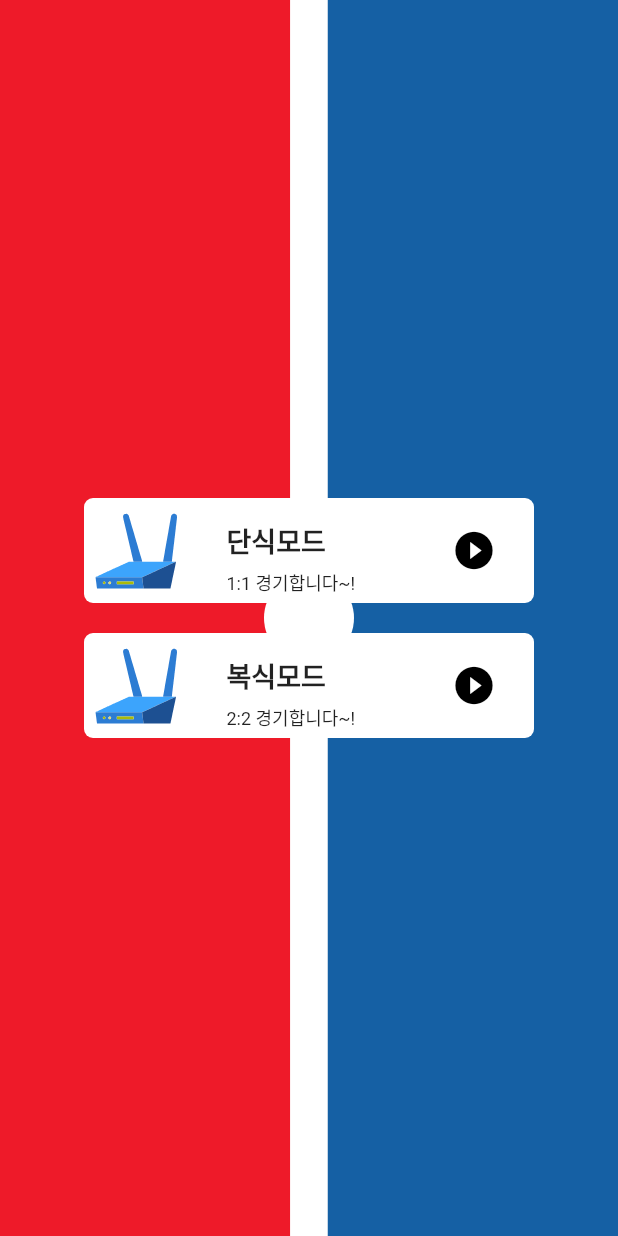
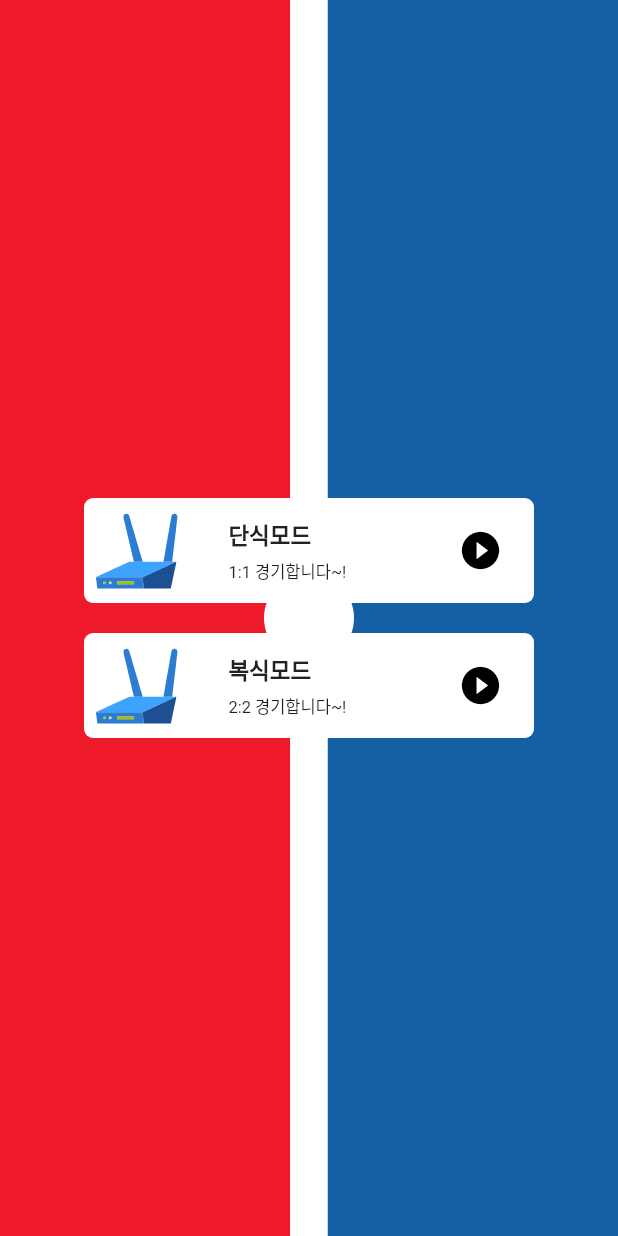
Before and after one commit to TransparentDeveloper/shuttlescore_v2_frontend, a Flutter app: the MatchSettingsScreen screen opened directly, on a phone screen of 412 x 824 dp. Run offline on Flutter 3.47's test engine with Material 2 defaults, Android fonts, the phone set to English and light mode, and no system bars; our stand-ins replace flutter_svg.

Commit message:
CustomButton수정

```diff
--- a/lib/components/custom_button.dart
+++ b/lib/components/custom_button.dart
@@ -39,15 +39,13 @@ class CustomButton extends StatelessWidget {
               flex: 2,
               fit: FlexFit.tight,
               child: Column(
+                mainAxisAlignment: MainAxisAlignment.center,
                 crossAxisAlignment: CrossAxisAlignment.start,
                 children: [
-                  const SizedBox(
-                    height: 15,
-                  ),
                   Text(
                     title,
                     style: const TextStyle(
-                        fontSize: 18, fontWeight: FontWeight.w900),
+                        fontSize: 15, fontWeight: FontWeight.w900),
                   ),
                   const SizedBox(
                     height: 5,
@@ -55,7 +53,7 @@ class CustomButton extends StatelessWidget {
                   Text(
                     detail,
                     style: const TextStyle(
-                        fontSize: 12, fontWeight: FontWeight.w400),
+                        fontSize: 11, fontWeight: FontWeight.w400),
                   ),
                 ],
               ),
@@ -69,7 +67,7 @@ class CustomButton extends StatelessWidget {
               ),
             ),
             const SizedBox(
-              width: 10,
+              width: 5,
             ),
           ],
         ),
```
